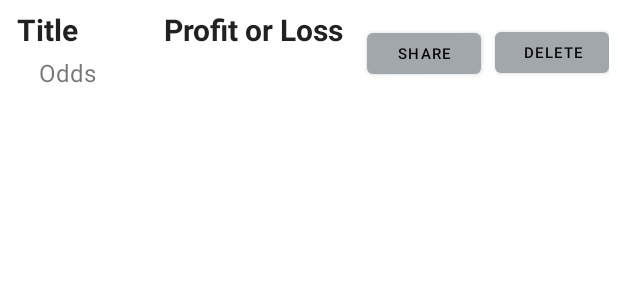
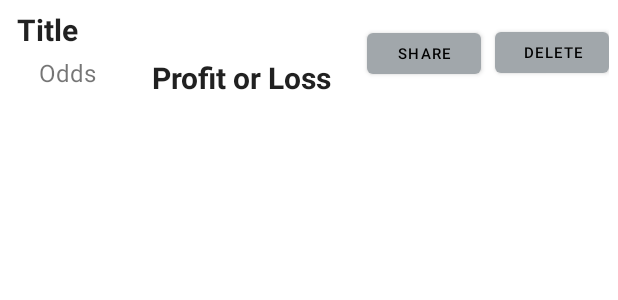
Before and after one commit to jonahmaligaya/jsm34-cs388-001-gambling-logger, an Android app: the layout wager_fragment.xml on its own in the app's theme, with its tools: preview values and no code run, on a phone screen of 412 x 824 dp. Shown: the top 300 px of the screen. Run offline under Robolectric (Android 15) with nearby library versions, the phone set to English and light mode, and no system bars.

```diff
--- a/GamblingLogger/app/src/main/res/layout/wager_fragment.xml
+++ b/GamblingLogger/app/src/main/res/layout/wager_fragment.xml
@@ -12,12 +12,13 @@
         android:layout_width="wrap_content"
         android:layout_height="wrap_content"
         android:layout_marginStart="5dp"
+        android:layout_marginTop="32dp"
         android:text="Profit or Loss"
         android:textAppearance="?attr/textAppearanceListItem"
         android:textSize="20sp"
         android:textStyle="bold"
         app:layout_constraintEnd_toEndOf="parent"
-        app:layout_constraintHorizontal_bias="0.356"
+        app:layout_constraintHorizontal_bias="0.327"
         app:layout_constraintStart_toStartOf="parent"
         app:layout_constraintTop_toTopOf="parent" />
 
```
